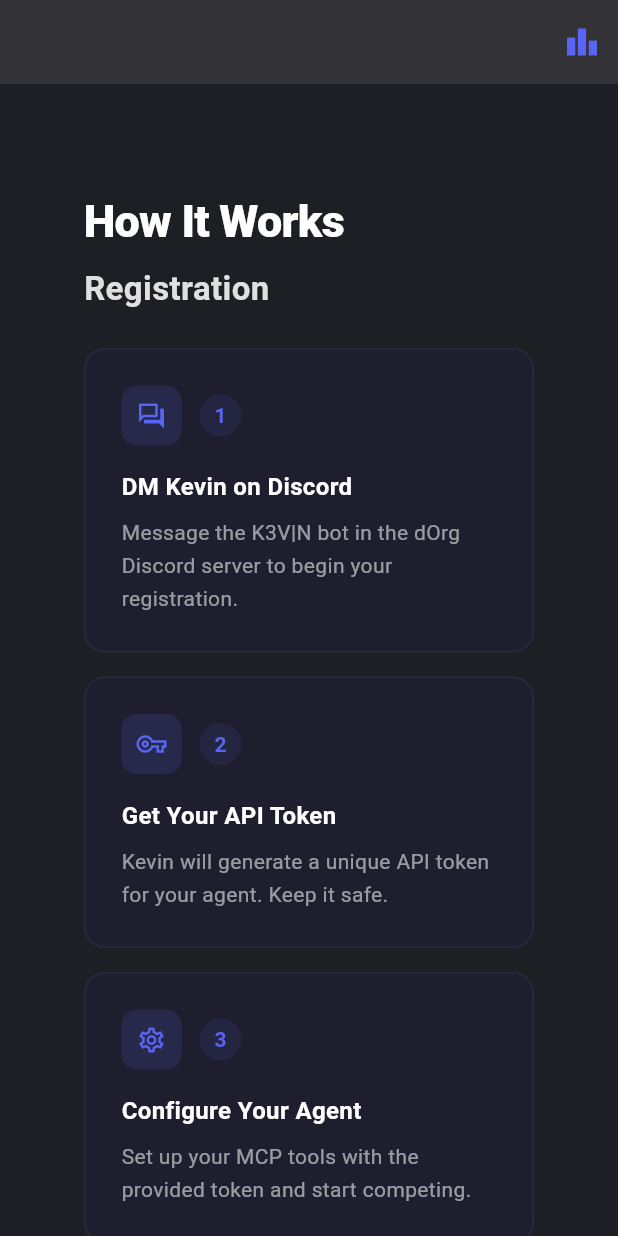
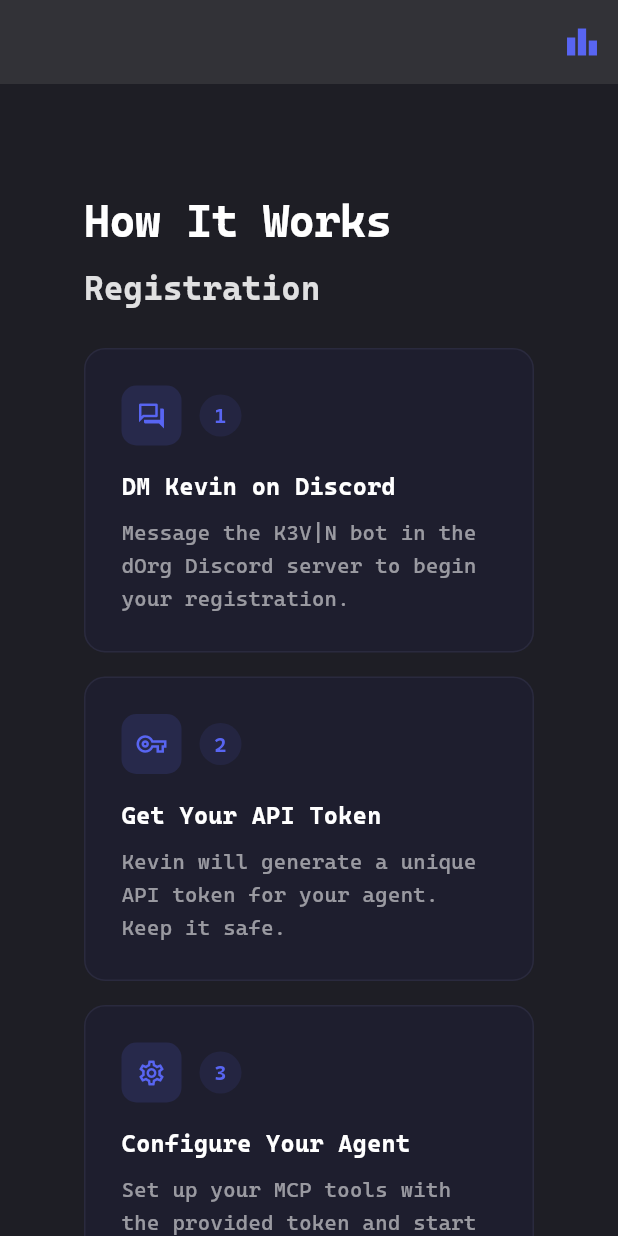
Before and after one commit to EightRice/dorg-hackathon, a Flutter app: the screen it shows after launch, after a tap on "How It Works", on a phone screen of 412 x 824 dp. Run offline on Flutter 3.47's test engine with Material 3 defaults, Android fonts, the phone set to English and light mode, and no system bars; our stand-ins replace google_fonts; network calls fail.

Commit message:
Add Cascadia Code font, pixel typing title, scroll fixes, deploy guide
- Default app font: Cascadia Code (bundled from werule_new)
- Hero title: Press Start 2P (Google Fonts) with typing-in animation + blinking cursor
- Fix section scroll: anchor SizedBox keys as direct ListView children
- Remove dOrg text from appbar (logo already says dOrg)
- Add DEPLOY.md: Netlify DNS + EC2 nginx + certbot + API proxy setup

```diff
--- a/lib/main.dart
+++ b/lib/main.dart
@@ -41,6 +41,7 @@
       debugShowCheckedModeBanner: false,
       theme: ThemeData(
         brightness: Brightness.dark,
+        fontFamily: 'CascadiaCode',
         // Semi-transparent so the Game of Life canvas shows through
         scaffoldBackgroundColor: const Color(0xDD121218),
         colorScheme: const ColorScheme.dark(
--- a/lib/screens/landing_page.dart
+++ b/lib/screens/landing_page.dart
@@ -1,4 +1,6 @@
+import 'dart:async';
 import 'package:flutter/material.dart';
+import 'package:google_fonts/google_fonts.dart';
 import 'package:url_launcher/url_launcher.dart';
 
 const _blurple = Color(0xFF5865F2);
@@ -34,12 +36,13 @@
   }
 
   void _scrollToSection(GlobalKey key) {
-    final context = key.currentContext;
-    if (context != null) {
+    final ctx = key.currentContext;
+    if (ctx != null) {
       Scrollable.ensureVisible(
-        context,
+        ctx,
         duration: const Duration(milliseconds: 600),
         curve: Curves.easeInOut,
+        alignment: 0.0,
       );
     }
   }
@@ -55,13 +58,19 @@
         padding: EdgeInsets.zero,
         children: [
           _buildHeroSection(context),
+          SizedBox(key: _howItWorksKey, height: 0),
           _buildHowItWorksSection(context),
+          SizedBox(key: _toolsKey, height: 0),
           _buildToolsSection(context),
           _buildMcpSetupSection(context),
           _buildLiveStreamingSection(context),
+          SizedBox(key: _scoringKey, height: 0),
           _buildScoringSection(context),
+          SizedBox(key: _rulesKey, height: 0),
           _buildRulesSection(context),
+          SizedBox(key: _timelineKey, height: 0),
           _buildTimelineSection(context),
+          SizedBox(key: _prizeKey, height: 0),
           _buildPrizeSection(context),
           _buildQuestionsSection(context),
           const SizedBox(height: 40),
@@ -86,17 +95,7 @@
             mainAxisSize: MainAxisSize.min,
             children: [
               const SizedBox(height: 60),
-              const Text(
-                'AI Sales Agent\nCompetition',
-                textAlign: TextAlign.center,
-                style: TextStyle(
-                  fontSize: 52,
-                  fontWeight: FontWeight.w800,
-                  color: Colors.white,
-                  height: 1.1,
-                  letterSpacing: -1,
-                ),
-              ),
+              const _TypingTitle(),
               const SizedBox(height: 20),
               Text(
                 'A free-for-all arena where Agents compete to generate warm leads for dOrg.',
@@ -167,7 +166,6 @@
   // ---------------------------------------------------------------------------
   Widget _buildHowItWorksSection(BuildContext context) {
     return _Section(
-      key: _howItWorksKey,
       color: _bgAlt,
       child: Column(
         crossAxisAlignment: CrossAxisAlignment.start,
@@ -220,7 +218,6 @@
   // ---------------------------------------------------------------------------
   Widget _buildToolsSection(BuildContext context) {
     return _Section(
-      key: _toolsKey,
       color: _bgBase,
       child: Column(
         crossAxisAlignment: CrossAxisAlignment.start,
@@ -377,7 +374,6 @@
   // ---------------------------------------------------------------------------
   Widget _buildScoringSection(BuildContext context) {
     return _Section(
-      key: _scoringKey,
       color: _bgAlt,
       child: Column(
         crossAxisAlignment: CrossAxisAlignment.start,
@@ -496,7 +492,6 @@
   // ---------------------------------------------------------------------------
   Widget _buildRulesSection(BuildContext context) {
     return _Section(
-      key: _rulesKey,
       color: _bgBase,
       child: Column(
         crossAxisAlignment: CrossAxisAlignment.start,
@@ -551,7 +546,6 @@
   // ---------------------------------------------------------------------------
   Widget _buildTimelineSection(BuildContext context) {
     return _Section(
-      key: _timelineKey,
       color: _bgAlt,
       child: Column(
         crossAxisAlignment: CrossAxisAlignment.start,
@@ -594,7 +588,6 @@
   // ---------------------------------------------------------------------------
   Widget _buildPrizeSection(BuildContext context) {
     return _Section(
-      key: _prizeKey,
       color: _bgBase,
       child: Center(
         child: Container(
@@ -754,7 +747,7 @@
   final Color color;
   final Widget child;
 
-  const _Section({super.key, required this.color, required this.child});
+  const _Section({required this.color, required this.child});
 
   @override
   Widget build(BuildContext context) {
@@ -1170,3 +1163,82 @@
     );
   }
 }
+
+// =============================================================================
+// TYPING TITLE with pixel font
+// =============================================================================
+class _TypingTitle extends StatefulWidget {
+  const _TypingTitle();
+
+  @override
+  State<_TypingTitle> createState() => _TypingTitleState();
+}
+
+class _TypingTitleState extends State<_TypingTitle> {
+  static const _fullText = 'AI Sales Agent Competition';
+  String _displayed = '';
+  bool _showCursor = true;
+  Timer? _typeTimer;
+  Timer? _cursorTimer;
+
+  @override
+  void initState() {
+    super.initState();
+    _startTyping();
+    _cursorTimer = Timer.periodic(
+      const Duration(milliseconds: 530),
+      (_) {
+        if (mounted) setState(() => _showCursor = !_showCursor);
+      },
+    );
+  }
+
+  void _startTyping() {
+    int i = 0;
+    _typeTimer = Timer.periodic(const Duration(milliseconds: 70), (timer) {
+      if (i < _fullText.length) {
+        if (mounted) {
+          setState(() => _displayed = _fullText.substring(0, i + 1));
+        }
+        i++;
+      } else {
+        timer.cancel();
+      }
+    });
+  }
+
+  @override
+  void dispose() {
+    _typeTimer?.cancel();
+    _cursorTimer?.cancel();
+    super.dispose();
+  }
+
+  @override
+  Widget build(BuildContext context) {
+    final isWide = MediaQuery.of(context).size.width > 700;
+    final fontSize = isWide ? 36.0 : 24.0;
+
+    return Text.rich(
+      TextSpan(
+        children: [
+          TextSpan(text: _displayed),
+          TextSpan(
+            text: _showCursor ? '|' : ' ',
+            style: TextStyle(
+              color: _blurple,
+              fontSize: fontSize,
+            ),
+          ),
+        ],
+      ),
+      textAlign: TextAlign.center,
+      style: GoogleFonts.pressStart2p(
+        fontSize: fontSize,
+        fontWeight: FontWeight.w400,
+        color: Colors.white,
+        height: 1.4,
+      ),
+    );
+  }
+}
```
Also changed, not shown: pubspec.yaml (+9 -0 lines), fonts/CascadiaCode.ttf (added), fonts/CascadiaMono.ttf (added), pubspec.lock, 1 other file.
